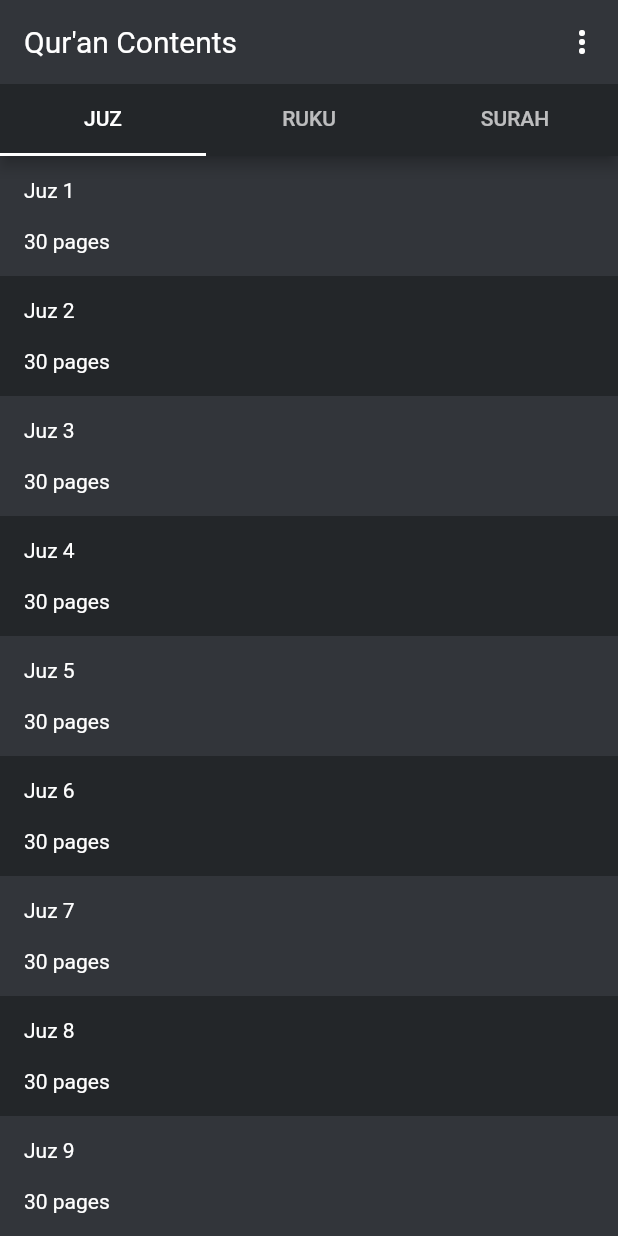
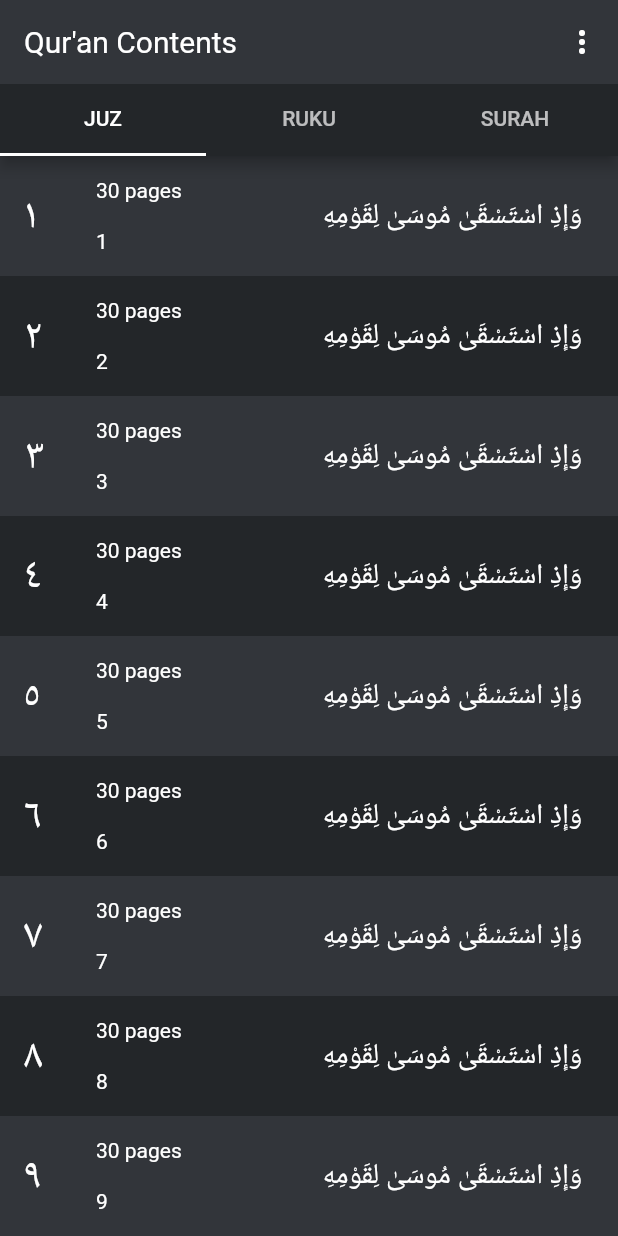
Before and after one commit to zamanzamzz/personal_mushaf, a Flutter app: the screen it shows after launch, on a phone screen of 412 x 824 dp. Run offline on Flutter 3.47's test engine with Material 2 defaults, Android fonts, the phone set to English and light mode, and no system bars; missing offline and left inert: colorful_safe_area.

Commit message:
list item layout finished

```diff
--- a/lib/src/app.dart
+++ b/lib/src/app.dart
@@ -78,17 +78,14 @@ class _MyHomePageState extends State<MyHomePage> {
               children: [
                 NavigationTab(
                   numOfItems: 30,
-                  title: 'Juz',
                   subtitle: '30',
                 ),
                 NavigationTab(
                   numOfItems: 16,
-                  title: 'Ruku',
                   subtitle: '40',
                 ),
                 NavigationTab(
                   numOfItems: 114,
-                  title: 'Surah',
                   subtitle: '50',
                 ),
               ],
--- a/lib/src/widgets/custom_list_tile.dart
+++ b/lib/src/widgets/custom_list_tile.dart
@@ -1,15 +1,23 @@
 import 'package:flutter/material.dart';
 
 class CustomListTile extends StatelessWidget {
-  final String title;
-  final String subtitle;
+  final String portionLength;
+  final String pageNumber;
+  final String leading;
   final Color color;
   final VoidCallback onTap;
 
-  CustomListTile({this.title, this.subtitle, this.color, this.onTap});
+  CustomListTile(
+      {this.portionLength,
+      this.pageNumber,
+      this.color,
+      this.leading,
+      this.onTap});
 
   Widget build(context) {
     return InkWell(
+      splashColor: Colors.transparent,
+      highlightColor: Colors.black12,
       onTap: onTap,
       child: Ink(
         height: 80,
@@ -18,18 +26,44 @@ class CustomListTile extends StatelessWidget {
           children: [
             Positioned(
               left: 16,
-              top: 15,
               child: Text(
-                title,
-                style: TextStyle(color: Colors.white),
+                leading,
+                style: TextStyle(
+                  color: Colors.white,
+                  fontSize: 28,
+                ),
+                textAlign: TextAlign.right,
               ),
             ),
             Positioned(
-              left: 16,
+              left: 64,
+              top: 15,
+              child: Text(
+                pageNumber,
+                style: TextStyle(
+                  color: Colors.white,
+                ),
+              ),
+            ),
+            Positioned(
+              left: 64,
               bottom: 15,
               child: Text(
-                subtitle,
-                style: TextStyle(color: Colors.white),
+                portionLength,
+                style: TextStyle(
+                  color: Colors.white,
+                ),
+              ),
+            ),
+            Positioned(
+              right: 24,
+              child: Text(
+                'وَإِذِ اسْتَسْقَىٰ مُوسَىٰ لِقَوْمِهِ',
+                style: TextStyle(
+                  color: Colors.white,
+                  fontSize: 19,
+                ),
+                textAlign: TextAlign.start,
               ),
             ),
           ],
--- a/lib/src/widgets/navigation_tab.dart
+++ b/lib/src/widgets/navigation_tab.dart
@@ -3,14 +3,12 @@ import 'custom_list_tile.dart';
 
 class NavigationTab extends StatefulWidget {
   final int numOfItems;
-  final String title;
   final String subtitle;
 
-  NavigationTab({this.numOfItems, this.title, this.subtitle});
+  NavigationTab({this.numOfItems, this.subtitle});
 
   NavigationTabState createState() {
-    return NavigationTabState(
-        numOfItems: numOfItems, title: title, subtitle: subtitle);
+    return NavigationTabState(numOfItems: numOfItems, subtitle: subtitle);
   }
 }
 
@@ -19,6 +17,39 @@ class NavigationTabState extends State<NavigationTab>
   final int numOfItems;
   final String title;
   final String subtitle;
+
+  final List<String> arabicNumerals = [
+    '١',
+    '٢',
+    '٣',
+    '٤',
+    '٥',
+    '٦',
+    '٧',
+    '٨',
+    '٩',
+    '١٠',
+    '١١',
+    '١٢',
+    '١٣',
+    '١٤',
+    '١٥',
+    '١٦',
+    '١٧',
+    '١٨',
+    '١٩',
+    '٢٠',
+    '٢١',
+    '٢٢',
+    '٢٣',
+    '٢٤',
+    '٢٥',
+    '٢٦',
+    '٢٧',
+    '٢٨',
+    '٢٩',
+    '٣٠',
+  ];
 
   @override
   bool get wantKeepAlive => true;
@@ -31,8 +62,9 @@ class NavigationTabState extends State<NavigationTab>
       itemCount: numOfItems,
       itemBuilder: (context, index) {
         return CustomListTile(
-          title: '$title ${index + 1}',
-          subtitle: '$subtitle pages',
+          pageNumber: '$subtitle pages',
+          portionLength: '${index + 1}',
+          leading: arabicNumerals[index % 30],
           color: index % 2 == 0
               ? Color.fromRGBO(50, 53, 58, 1)
               : Color.fromRGBO(35, 38, 41, 1),
```
